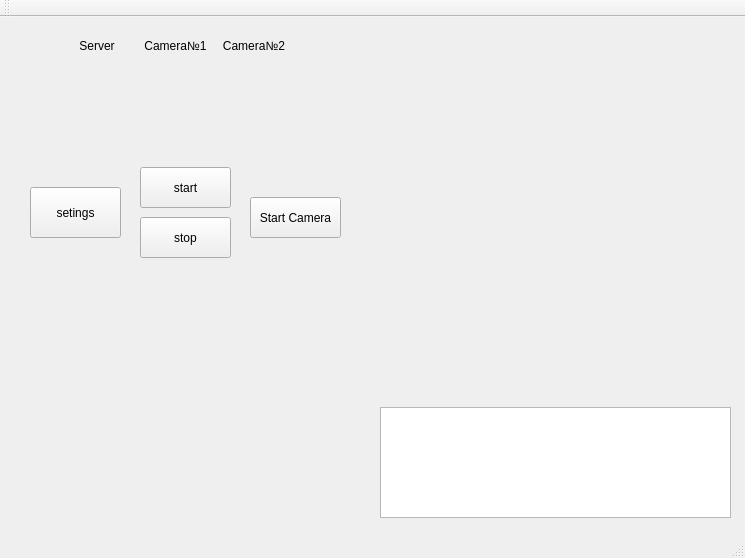
First picture: the form in mainwindow.ui, repository EugChesn/GuiClient, before the edit.
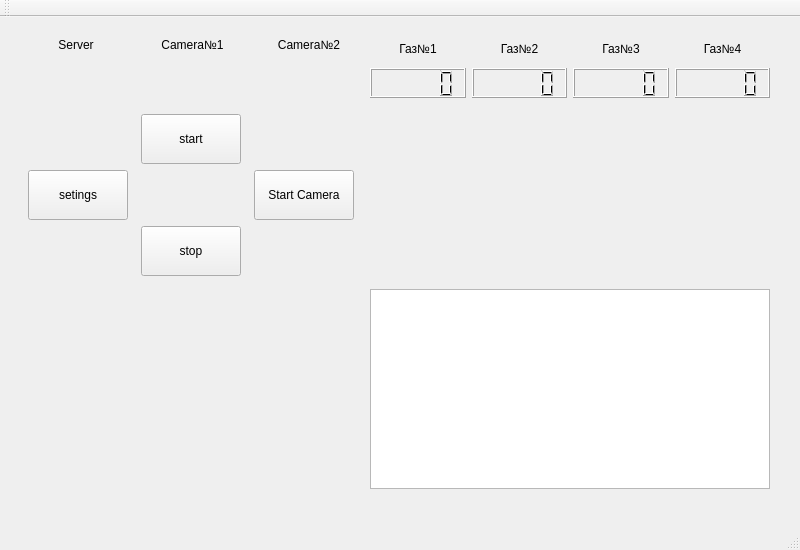
Second picture: the form after the edit. Icons and pictures are not drawn.

What changed in the file:
```diff
--- a/mainwindow.ui
+++ b/mainwindow.ui
@@ -6,10 +6,22 @@
    <rect>
     <x>0</x>
     <y>0</y>
-    <width>745</width>
-    <height>558</height>
+    <width>800</width>
+    <height>550</height>
    </rect>
   </property>
+  <property name="minimumSize">
+   <size>
+    <width>800</width>
+    <height>550</height>
+   </size>
+  </property>
+  <property name="maximumSize">
+   <size>
+    <width>800</width>
+    <height>550</height>
+   </size>
+  </property>
   <property name="windowTitle">
    <string>MainWindow</string>
   </property>
@@ -20,90 +32,34 @@
    <bool>false</bool>
   </property>
   <widget class="QWidget" name="centralWidget">
-   <widget class="QPushButton" name="pushButton">
+   <widget class="QWidget" name="gridLayoutWidget_3">
     <property name="geometry">
      <rect>
-      <x>140</x>
-      <y>150</y>
-      <width>91</width>
-      <height>41</height>
+      <x>10</x>
+      <y>0</y>
+      <width>771</width>
+      <height>491</height>
      </rect>
     </property>
-    <property name="text">
-     <string>start</string>
-    </property>
-   </widget>
-   <widget class="QPlainTextEdit" name="plainTextEdit">
-    <property name="geometry">
-     <rect>
-      <x>380</x>
-      <y>390</y>
-      <width>351</width>
-      <height>111</height>
-     </rect>
-    </property>
-    <property name="readOnly">
-     <bool>true</bool>
-    </property>
-    <property name="overwriteMode">
-     <bool>true</bool>
-    </property>
-   </widget>
-   <widget class="QLabel" name="label_3">
-    <property name="geometry">
-     <rect>
-      <x>380</x>
-      <y>350</y>
-      <width>31</width>
-      <height>31</height>
-     </rect>
-    </property>
-    <property name="text">
-     <string/>
-    </property>
-    <property name="pixmap">
-     <pixmap resource="resurse.qrc">:/images/disconnect.png</pixmap>
-    </property>
-    <property name="scaledContents">
-     <bool>true</bool>
-    </property>
-   </widget>
-   <widget class="QPushButton" name="stop">
-    <property name="geometry">
-     <rect>
-      <x>140</x>
-      <y>200</y>
-      <width>91</width>
-      <height>41</height>
-     </rect>
-    </property>
-    <property name="text">
-     <string>stop</string>
-    </property>
-   </widget>
-   <widget class="QLabel" name="event_arrows">
-    <property name="geometry">
-     <rect>
-      <x>150</x>
-      <y>500</y>
-      <width>47</width>
-      <height>13</height>
-     </rect>
-    </property>
-    <property name="text">
-     <string/>
-    </property>
-   </widget>
-   <widget class="QWidget" name="horizontalLayoutWidget_2">
-    <property name="geometry">
-     <rect>
-      <x>20</x>
-      <y>330</y>
-      <width>314</width>
-      <height>162</height>
-     </rect>
-    </property>
+    <layout class="QGridLayout" name="mainGridLayout">
+     <item row="1" column="1">
+      <layout class="QGridLayout" name="gridLayoutMRVisual"/>
+     </item>
+     <item row="2" column="0">
     <layout class="QHBoxLayout" name="horizontalLayout_2">
+       <item>
+        <spacer name="horizontalSpacer_4">
+         <property name="orientation">
+          <enum>Qt::Horizontal</enum>
+         </property>
+         <property name="sizeHint" stdset="0">
+          <size>
+           <width>40</width>
+           <height>20</height>
+          </size>
+         </property>
+        </spacer>
+       </item>
      <item>
       <widget class="QLabel" name="leftStick">
        <property name="enabled">
@@ -127,7 +83,7 @@
       </widget>
      </item>
      <item>
-      <spacer name="horizontalSpacer">
+        <spacer name="horizontalSpacer_3">
        <property name="orientation">
         <enum>Qt::Horizontal</enum>
        </property>
@@ -158,48 +114,39 @@
        </property>
       </widget>
      </item>
-    </layout>
-   </widget>
-   <widget class="QPushButton" name="startCam">
-    <property name="geometry">
-     <rect>
-      <x>250</x>
-      <y>180</y>
-      <width>91</width>
-      <height>41</height>
-     </rect>
-    </property>
-    <property name="text">
-     <string>Start Camera</string>
-    </property>
-   </widget>
-   <widget class="QPushButton" name="setings">
-    <property name="geometry">
-     <rect>
-      <x>30</x>
-      <y>170</y>
-      <width>91</width>
-      <height>51</height>
-     </rect>
-    </property>
-    <property name="text">
-     <string>setings</string>
-    </property>
-   </widget>
-   <widget class="QWidget" name="horizontalLayoutWidget">
-    <property name="geometry">
-     <rect>
-      <x>50</x>
-      <y>10</y>
-      <width>251</width>
-      <height>80</height>
-     </rect>
-    </property>
+       <item>
+        <spacer name="horizontalSpacer">
+         <property name="orientation">
+          <enum>Qt::Horizontal</enum>
+         </property>
+         <property name="sizeHint" stdset="0">
+          <size>
+           <width>40</width>
+           <height>20</height>
+          </size>
+         </property>
+        </spacer>
+       </item>
+      </layout>
+     </item>
+     <item row="0" column="0">
     <layout class="QHBoxLayout" name="horizontalLayout">
      <item>
       <layout class="QVBoxLayout" name="verticalLayout_2">
        <item>
         <widget class="QLabel" name="label_2">
+           <property name="minimumSize">
+            <size>
+             <width>0</width>
+             <height>20</height>
+            </size>
+           </property>
+           <property name="maximumSize">
+            <size>
+             <width>16777215</width>
+             <height>20</height>
+            </size>
+           </property>
          <property name="text">
           <string>Server</string>
          </property>
@@ -212,7 +159,7 @@
         <widget class="QLabel" name="pictureServerPing">
          <property name="maximumSize">
           <size>
-           <width>80</width>
+             <width>15000</width>
            <height>25</height>
           </size>
          </property>
@@ -235,6 +182,18 @@
        </item>
        <item>
         <widget class="QLabel" name="pingTextServer">
+           <property name="minimumSize">
+            <size>
+             <width>0</width>
+             <height>20</height>
+            </size>
+           </property>
+           <property name="maximumSize">
+            <size>
+             <width>16777215</width>
+             <height>20</height>
+            </size>
+           </property>
          <property name="text">
           <string/>
          </property>
@@ -249,6 +208,18 @@
       <layout class="QVBoxLayout" name="verticalLayout_3">
        <item>
         <widget class="QLabel" name="label_6">
+           <property name="minimumSize">
+            <size>
+             <width>0</width>
+             <height>20</height>
+            </size>
+           </property>
+           <property name="maximumSize">
+            <size>
+             <width>16777215</width>
+             <height>20</height>
+            </size>
+           </property>
          <property name="text">
           <string>Camera№1</string>
          </property>
@@ -261,7 +232,7 @@
         <widget class="QLabel" name="pictureCamera1Ping">
          <property name="maximumSize">
           <size>
-           <width>80</width>
+             <width>1500</width>
            <height>25</height>
           </size>
          </property>
@@ -284,6 +255,18 @@
        </item>
        <item>
         <widget class="QLabel" name="pingTextCamera1">
+           <property name="minimumSize">
+            <size>
+             <width>0</width>
+             <height>20</height>
+            </size>
+           </property>
+           <property name="maximumSize">
+            <size>
+             <width>16777215</width>
+             <height>20</height>
+            </size>
+           </property>
          <property name="text">
           <string/>
          </property>
@@ -298,6 +281,18 @@
       <layout class="QVBoxLayout" name="verticalLayout">
        <item>
         <widget class="QLabel" name="label_8">
+           <property name="minimumSize">
+            <size>
+             <width>0</width>
+             <height>20</height>
+            </size>
+           </property>
+           <property name="maximumSize">
+            <size>
+             <width>16777215</width>
+             <height>20</height>
+            </size>
+           </property>
          <property name="text">
           <string>Camera№2</string>
          </property>
@@ -310,7 +305,7 @@
         <widget class="QLabel" name="pictureCamera2Ping">
          <property name="maximumSize">
           <size>
-           <width>80</width>
+             <width>1500</width>
            <height>25</height>
           </size>
          </property>
@@ -330,6 +325,18 @@
        </item>
        <item>
         <widget class="QLabel" name="pingTextCamera2">
+           <property name="minimumSize">
+            <size>
+             <width>0</width>
+             <height>20</height>
+            </size>
+           </property>
+           <property name="maximumSize">
+            <size>
+             <width>16777215</width>
+             <height>20</height>
+            </size>
+           </property>
          <property name="text">
           <string/>
          </property>
@@ -341,17 +348,288 @@
       </layout>
      </item>
     </layout>
-   </widget>
-   <widget class="QWidget" name="gridLayoutWidget">
-    <property name="geometry">
-     <rect>
-      <x>430</x>
-      <y>70</y>
-      <width>241</width>
-      <height>211</height>
-     </rect>
-    </property>
-    <layout class="QGridLayout" name="gridLayoutMRVisual"/>
+     </item>
+     <item row="0" column="1">
+      <layout class="QHBoxLayout" name="horizontalLayout_3">
+       <item>
+        <layout class="QVBoxLayout" name="verticalLayout_6">
+         <item>
+          <widget class="QLabel" name="label_5">
+           <property name="minimumSize">
+            <size>
+             <width>25</width>
+             <height>0</height>
+            </size>
+           </property>
+           <property name="maximumSize">
+            <size>
+             <width>16777215</width>
+             <height>25</height>
+            </size>
+           </property>
+           <property name="text">
+            <string>Газ№1</string>
+           </property>
+           <property name="alignment">
+            <set>Qt::AlignCenter</set>
+           </property>
+          </widget>
+         </item>
+         <item>
+          <widget class="QLCDNumber" name="lcdGaz1">
+           <property name="maximumSize">
+            <size>
+             <width>100</width>
+             <height>30</height>
+            </size>
+           </property>
+          </widget>
+         </item>
+        </layout>
+       </item>
+       <item>
+        <layout class="QVBoxLayout" name="verticalLayout_5">
+         <item>
+          <widget class="QLabel" name="label_4">
+           <property name="minimumSize">
+            <size>
+             <width>0</width>
+             <height>25</height>
+            </size>
+           </property>
+           <property name="maximumSize">
+            <size>
+             <width>16777215</width>
+             <height>25</height>
+            </size>
+           </property>
+           <property name="text">
+            <string>Газ№2</string>
+           </property>
+           <property name="alignment">
+            <set>Qt::AlignCenter</set>
+           </property>
+          </widget>
+         </item>
+         <item>
+          <widget class="QLCDNumber" name="lcdGaz2">
+           <property name="maximumSize">
+            <size>
+             <width>100</width>
+             <height>30</height>
+            </size>
+           </property>
+          </widget>
+         </item>
+        </layout>
+       </item>
+       <item>
+        <layout class="QVBoxLayout" name="verticalLayout_7">
+         <item>
+          <widget class="QLabel" name="label_7">
+           <property name="minimumSize">
+            <size>
+             <width>0</width>
+             <height>25</height>
+            </size>
+           </property>
+           <property name="maximumSize">
+            <size>
+             <width>16777215</width>
+             <height>25</height>
+            </size>
+           </property>
+           <property name="text">
+            <string>Газ№3</string>
+           </property>
+           <property name="alignment">
+            <set>Qt::AlignCenter</set>
+           </property>
+          </widget>
+         </item>
+         <item>
+          <widget class="QLCDNumber" name="lcdGaz3">
+           <property name="maximumSize">
+            <size>
+             <width>16777215</width>
+             <height>30</height>
+            </size>
+           </property>
+          </widget>
+         </item>
+        </layout>
+       </item>
+       <item>
+        <layout class="QVBoxLayout" name="verticalLayout_4">
+         <item>
+          <widget class="QLabel" name="label">
+           <property name="maximumSize">
+            <size>
+             <width>16777215</width>
+             <height>25</height>
+            </size>
+           </property>
+           <property name="text">
+            <string>Газ№4</string>
+           </property>
+           <property name="alignment">
+            <set>Qt::AlignCenter</set>
+           </property>
+          </widget>
+         </item>
+         <item>
+          <widget class="QLCDNumber" name="lcdGaz4">
+           <property name="maximumSize">
+            <size>
+             <width>16777215</width>
+             <height>30</height>
+            </size>
+           </property>
+          </widget>
+         </item>
+        </layout>
+       </item>
+      </layout>
+     </item>
+     <item row="1" column="0">
+      <layout class="QGridLayout" name="gridLayout">
+       <item row="3" column="2">
+        <widget class="QPushButton" name="stop">
+         <property name="minimumSize">
+          <size>
+           <width>100</width>
+           <height>50</height>
+          </size>
+         </property>
+         <property name="maximumSize">
+          <size>
+           <width>100</width>
+           <height>50</height>
+          </size>
+         </property>
+         <property name="text">
+          <string>stop</string>
+         </property>
+        </widget>
+       </item>
+       <item row="1" column="2">
+        <layout class="QHBoxLayout" name="horizontalLayout_4">
+         <item>
+          <widget class="QLabel" name="label_3">
+           <property name="minimumSize">
+            <size>
+             <width>50</width>
+             <height>50</height>
+            </size>
+           </property>
+           <property name="maximumSize">
+            <size>
+             <width>50</width>
+             <height>50</height>
+            </size>
+           </property>
+           <property name="text">
+            <string/>
+           </property>
+           <property name="pixmap">
+            <pixmap resource="resurse.qrc">:/images/disconnect.png</pixmap>
+           </property>
+           <property name="scaledContents">
+            <bool>true</bool>
+           </property>
+           <property name="alignment">
+            <set>Qt::AlignCenter</set>
+           </property>
+          </widget>
+         </item>
+        </layout>
+       </item>
+       <item row="0" column="2">
+        <widget class="QPushButton" name="pushButton">
+         <property name="minimumSize">
+          <size>
+           <width>100</width>
+           <height>50</height>
+          </size>
+         </property>
+         <property name="maximumSize">
+          <size>
+           <width>50</width>
+           <height>50</height>
+          </size>
+         </property>
+         <property name="text">
+          <string>start</string>
+         </property>
+        </widget>
+       </item>
+       <item row="1" column="0">
+        <widget class="QPushButton" name="setings">
+         <property name="minimumSize">
+          <size>
+           <width>100</width>
+           <height>50</height>
+          </size>
+         </property>
+         <property name="maximumSize">
+          <size>
+           <width>50</width>
+           <height>100</height>
+          </size>
+         </property>
+         <property name="text">
+          <string>setings</string>
+         </property>
+        </widget>
+       </item>
+       <item row="1" column="3">
+        <widget class="QPushButton" name="startCam">
+         <property name="minimumSize">
+          <size>
+           <width>100</width>
+           <height>50</height>
+          </size>
+         </property>
+         <property name="maximumSize">
+          <size>
+           <width>100</width>
+           <height>50</height>
+          </size>
+         </property>
+         <property name="text">
+          <string>Start Camera</string>
+         </property>
+        </widget>
+       </item>
+      </layout>
+     </item>
+     <item row="2" column="1">
+      <layout class="QVBoxLayout" name="verticalLayout_8">
+       <item>
+        <widget class="QPlainTextEdit" name="plainTextEdit">
+         <property name="minimumSize">
+          <size>
+           <width>400</width>
+           <height>200</height>
+          </size>
+         </property>
+         <property name="maximumSize">
+          <size>
+           <width>400</width>
+           <height>200</height>
+          </size>
+         </property>
+         <property name="readOnly">
+          <bool>true</bool>
+         </property>
+         <property name="overwriteMode">
+          <bool>true</bool>
+         </property>
+        </widget>
+       </item>
+      </layout>
+     </item>
+    </layout>
    </widget>
   </widget>
   <widget class="QMenuBar" name="menuBar">
```
Left out of the diff: 2 changed lines with no effect on the pictures. Lines whose indentation alone changed are shown as unchanged.
